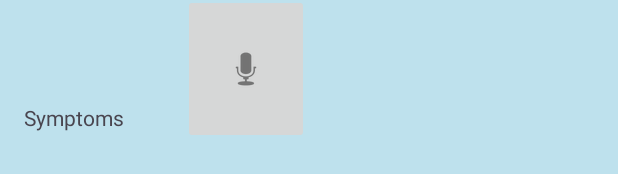
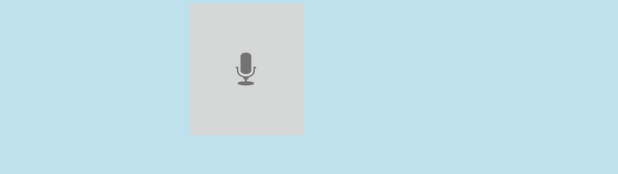
Before and after one commit to FantomCode25/Stranger-Strings, an Android app: the layout speechtotext.xml on its own in the app's theme, with its tools: preview values and no code run, on a phone screen of 412 x 824 dp. Shown: the part 480-654 px from the top of the screen. Run offline under Robolectric (Android 15) with nearby library versions, the phone set to English and light mode, and no system bars.

Commit message:
i wanna go home pt 2

```diff
--- a/app/src/main/res/layout/speechtotext.xml
+++ b/app/src/main/res/layout/speechtotext.xml
@@ -76,16 +76,4 @@
         app:layout_constraintTop_toTopOf="parent"
         app:layout_constraintVertical_bias="0.056" />
 
-    <TextView
-        android:id="@+id/symptoms_textview"
-        android:layout_width="wrap_content"
-        android:layout_height="wrap_content"
-        android:text="Symptoms"
-        app:layout_constraintBottom_toBottomOf="parent"
-        app:layout_constraintEnd_toEndOf="parent"
-        app:layout_constraintHorizontal_bias="0.046"
-        app:layout_constraintStart_toStartOf="parent"
-        app:layout_constraintTop_toTopOf="parent"
-        app:layout_constraintVertical_bias="0.483" />
-
 </androidx.constraintlayout.widget.ConstraintLayout>
```
Also changed, not shown: app/src/main/java/com/app/remedi_final/SpeechToText.java (+3 -27 lines).
